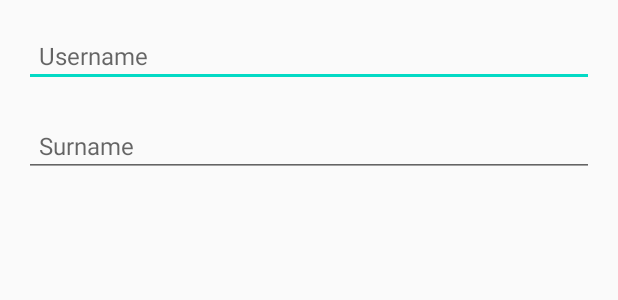
After one commit to DimasGo/messenger, an Android app: the layout fragment_change_username.xml on its own in the app's theme, with its tools: preview values and no code run, on a phone screen of 412 x 824 dp. The commit adds this screen. Shown: the top 300 px of the screen. Run offline under Robolectric (Android 15) with nearby library versions, the phone set to English and light mode, and no system bars.

Commit message:
Added change username

```diff
--- a/app/src/main/java/com/example/telegram/ui/fragment/PhoneLoginFragment.kt
+++ b/app/src/main/java/com/example/telegram/ui/fragment/PhoneLoginFragment.kt
@@ -52,7 +52,6 @@ class PhoneLoginFragment : Fragment(R.layout.fragment_phone_login) {
         if (setting_phone_edit_text.text.toString().isEmpty()) {
             showToat("Enter number phone")
         } else
-
             authUser()
            //replaceFragment(ConfirmSmsFragment())
     }
--- a/app/src/main/java/com/example/telegram/ui/utility/firebasehelper.kt
+++ b/app/src/main/java/com/example/telegram/ui/utility/firebasehelper.kt
@@ -1,18 +1,24 @@
 package com.example.telegram.ui.utility
 
+import com.example.telegram.model.User
 import com.google.firebase.auth.FirebaseAuth
 import com.google.firebase.database.DatabaseReference
 import com.google.firebase.database.FirebaseDatabase
 
 lateinit var AUTH: FirebaseAuth
+lateinit var UID: String
 lateinit var REF_DATABASE_ROOT: DatabaseReference
+lateinit var USER: User
 
 const val NODE_USERS = "users"
 const val USER_ID = "id"
 const val USER_PHONE = "phone"
 const val USERNAME = "username"
+const val USER_FULLNAME = "fullname"
 
 fun initFirebase() {
     AUTH = FirebaseAuth.getInstance()
     REF_DATABASE_ROOT = FirebaseDatabase.getInstance().reference
+    USER = User()
+    UID = AUTH.currentUser?.uid.toString()
 }
--- /dev/null
+++ b/app/src/main/res/drawable/ic_baseline_check_24.xml
@@ -0,0 +1,5 @@
+<vector android:height="24dp" android:tint="#160D0B"
+    android:viewportHeight="24" android:viewportWidth="24"
+    android:width="24dp" xmlns:android="http://schemas.android.com/apk/res/android">
+    <path android:fillColor="@android:color/white" android:pathData="M9,16.17L4.83,12l-1.42,1.41L9,19 21,7l-1.41,-1.41z"/>
+</vector>
--- /dev/null
+++ b/app/src/main/res/layout/fragment_change_username.xml
@@ -0,0 +1,37 @@
+<?xml version="1.0" encoding="utf-8"?>
+<androidx.constraintlayout.widget.ConstraintLayout xmlns:android="http://schemas.android.com/apk/res/android"
+    xmlns:app="http://schemas.android.com/apk/res-auto"
+    xmlns:tools="http://schemas.android.com/tools"
+    android:layout_width="match_parent"
+    android:layout_height="match_parent"
+    tools:context=".ui.fragment.ChangeUsername">
+
+    <EditText
+        android:id="@+id/setting_username_text"
+        android:layout_width="match_parent"
+        android:layout_height="wrap_content"
+        android:layout_marginStart="@dimen/horizontal_margin"
+        android:layout_marginEnd="@dimen/horizontal_margin"
+        android:layout_marginTop="@dimen/horizontal_margin"
+        app:layout_constraintEnd_toEndOf="parent"
+        app:layout_constraintStart_toStartOf="parent"
+        android:textSize="16sp"
+        android:hint="Username"
+        android:padding="10dp"
+        app:layout_constraintTop_toTopOf="parent" />
+
+    <EditText
+        android:id="@+id/setting_surname_text"
+        android:layout_width="match_parent"
+        android:layout_height="wrap_content"
+        android:layout_marginStart="@dimen/horizontal_margin"
+        android:layout_marginEnd="@dimen/horizontal_margin"
+        android:layout_marginTop="60dp"
+        app:layout_constraintEnd_toEndOf="parent"
+        app:layout_constraintStart_toStartOf="parent"
+        android:textSize="16sp"
+        android:hint="Surname"
+        android:padding="10dp"
+        app:layout_constraintTop_toTopOf="@id/setting_username_text" />
+
+</androidx.constraintlayout.widget.ConstraintLayout>
```
Also changed, not shown: app/src/main/java/com/example/telegram/MainActivity.kt (+22 -17 lines), app/src/main/java/com/example/telegram/model/User.kt (added, +11 -0 lines), app/src/main/java/com/example/telegram/ui/fragment/BaseFragment.kt (+1 -15 lines), app/src/main/java/com/example/telegram/ui/fragment/ChangeUsername.kt (added, +51 -0 lines), app/src/main/java/com/example/telegram/ui/fragment/ConfirmSmsFragment.kt (+5 -5 lines), app/src/main/java/com/example/telegram/ui/fragment/OptionsFragment.kt (+16 -1 lines), app/src/main/java/com/example/telegram/ui/utility/AppValueEventListener.kt (added, +14 -0 lines), app/src/main/res/layout/fragment_options.xml (+10 -9 lines), app/src/main/res/menu/confirm_username.xml (added, +9 -0 lines).
